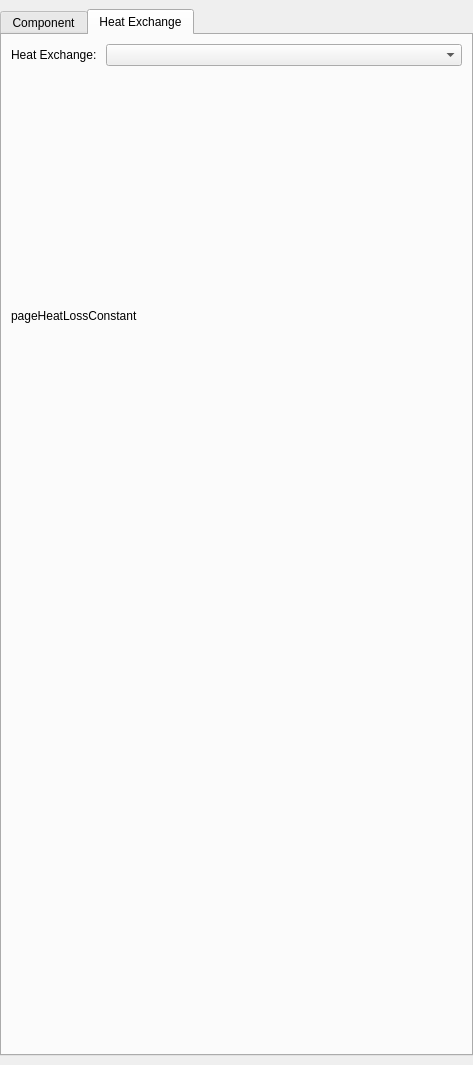
Qt form SIM-VICUS/src/SVNetworkComponentEditWidget.ui (Brockaaa/SIM-VICUS) before a commit.
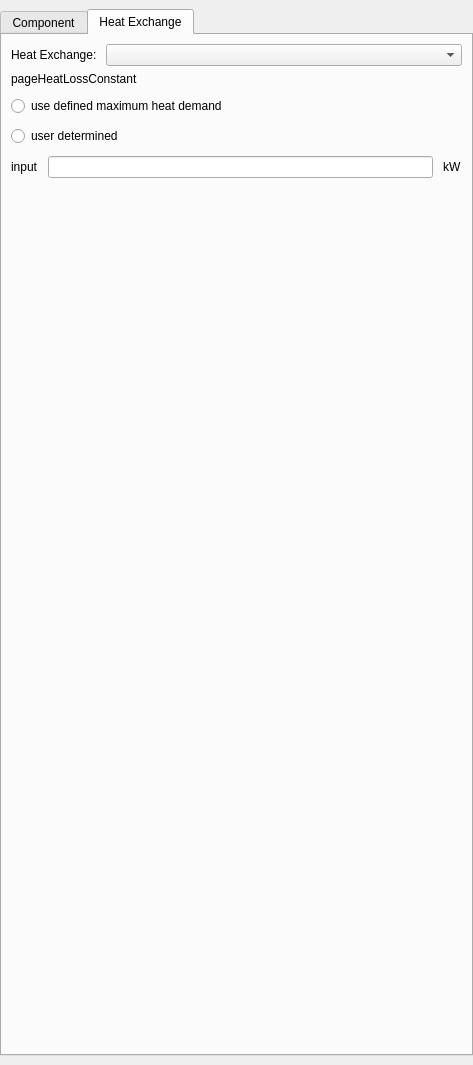
The same form after that commit. The open tabs and pages were chosen to show the change. Icons and pictures are not drawn. Custom widgets are drawn as their Qt base class.

Commit message: some work on heat exchange widgets, removed minor grid, removed rectangle around networkelementblocks, added two new icons for modeltypes, reworked how modeltypes are handled to account for position of sockets to align with new icons for modeltypes

Diff of the .ui file:
```diff
--- a/SIM-VICUS/src/SVNetworkComponentEditWidget.ui
+++ b/SIM-VICUS/src/SVNetworkComponentEditWidget.ui
@@ -612,7 +612,7 @@
           </property>
           <layout class="QVBoxLayout" name="verticalLayoutPageHeatLossConstant">
            <property name="spacing">
-            <number>0</number>
+            <number>10</number>
            </property>
            <property name="leftMargin">
             <number>0</number>
@@ -633,6 +633,60 @@
              </property>
             </widget>
            </item>
+           <item>
+            <widget class="QRadioButton" name="radioButtonHeatLossConstantPredef">
+             <property name="text">
+              <string>use defined maximum heat demand</string>
+             </property>
+             <attribute name="buttonGroup">
+              <string notr="true">buttonGroupHeatLossConstant</string>
+             </attribute>
+            </widget>
+           </item>
+           <item>
+            <widget class="QRadioButton" name="radioButtonHeatLossConstantUser">
+             <property name="text">
+              <string>user determined</string>
+             </property>
+             <attribute name="buttonGroup">
+              <string notr="true">buttonGroupHeatLossConstant</string>
+             </attribute>
+            </widget>
+           </item>
+           <item>
+            <layout class="QHBoxLayout" name="horizontalLayoutPageHeatLossConstantUser">
+             <item>
+              <widget class="QLabel" name="labelHeatLossConstantUser">
+               <property name="text">
+                <string>input</string>
+               </property>
+              </widget>
+             </item>
+             <item>
+              <widget class="QLineEdit" name="lineEdit"/>
+             </item>
+             <item>
+              <widget class="QLabel" name="labelHeatLossConstantUserUnit">
+               <property name="text">
+                <string>kW</string>
+               </property>
+              </widget>
+             </item>
+            </layout>
+           </item>
+           <item>
+            <spacer name="verticalSpacerHeatLossConstant">
+             <property name="orientation">
+              <enum>Qt::Vertical</enum>
+             </property>
+             <property name="sizeHint" stdset="0">
+              <size>
+               <width>20</width>
+               <height>40</height>
+              </size>
+             </property>
+            </spacer>
+           </item>
           </layout>
          </widget>
          <widget class="QWidget" name="pageHeatLossSpline">
```
Left out of the diff: 155 changed lines with no effect on the pictures. The commit also changes 14 other files.
